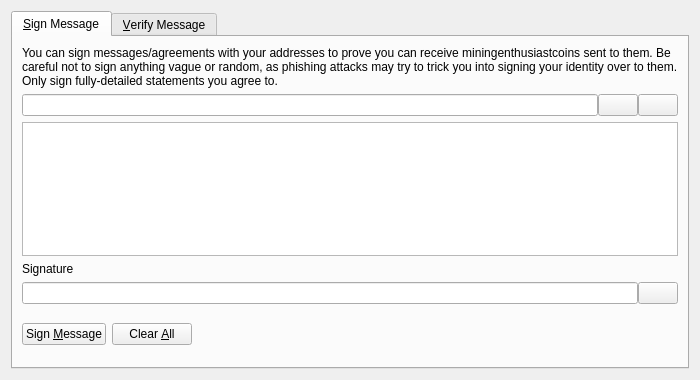
This is src/qt/forms/signverifymessagedialog.ui in MiningEnthusiastCoin-Project/MiningEnthusiastCoin as Qt 5 draws it before an edit. The edited form follows.
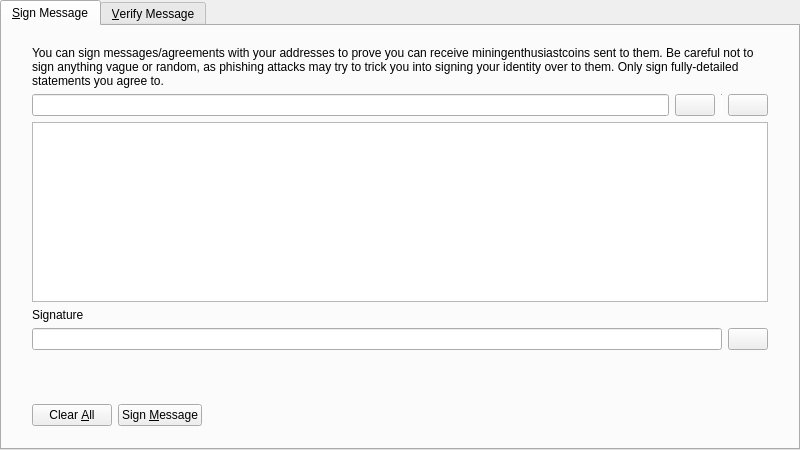
This is the edited form. Icons and pictures are not drawn. Custom widgets are drawn as their Qt base class.

Patch:
```diff
--- a/src/qt/forms/signverifymessagedialog.ui
+++ b/src/qt/forms/signverifymessagedialog.ui
@@ -6,8 +6,8 @@
    <rect>
     <x>0</x>
     <y>0</y>
-    <width>700</width>
-    <height>380</height>
+    <width>800</width>
+    <height>450</height>
    </rect>
   </property>
   <property name="windowTitle">
@@ -17,6 +17,18 @@
    <bool>true</bool>
   </property>
   <layout class="QVBoxLayout" name="verticalLayout">
+   <property name="leftMargin">
+    <number>0</number>
+   </property>
+   <property name="topMargin">
+    <number>0</number>
+   </property>
+   <property name="rightMargin">
+    <number>0</number>
+   </property>
+   <property name="bottomMargin">
+    <number>0</number>
+   </property>
    <item>
     <widget class="QTabWidget" name="tabWidget">
      <property name="currentIndex">
@@ -27,6 +39,32 @@
        <string>&amp;Sign Message</string>
       </attribute>
       <layout class="QVBoxLayout" name="verticalLayout_SM">
+       <property name="leftMargin">
+        <number>0</number>
+       </property>
+       <property name="topMargin">
+        <number>0</number>
+       </property>
+       <property name="rightMargin">
+        <number>0</number>
+       </property>
+       <property name="bottomMargin">
+        <number>0</number>
+       </property>
+       <item>
+        <layout class="QVBoxLayout" name="verticalLayout_3">
+         <property name="leftMargin">
+          <number>30</number>
+         </property>
+         <property name="topMargin">
+          <number>20</number>
+         </property>
+         <property name="rightMargin">
+          <number>30</number>
+         </property>
+         <property name="bottomMargin">
+          <number>20</number>
+         </property>
        <item>
         <widget class="QLabel" name="infoLabel_SM">
          <property name="text">
@@ -43,7 +81,7 @@
        <item>
         <layout class="QHBoxLayout" name="horizontalLayout_1_SM">
          <property name="spacing">
-          <number>0</number>
+            <number>6</number>
          </property>
          <item>
           <widget class="QValidatedLineEdit" name="addressIn_SM">
@@ -72,6 +110,19 @@
            </property>
           </widget>
          </item>
+           <item>
+            <widget class="Line" name="vLine">
+             <property name="maximumSize">
+              <size>
+               <width>1</width>
+               <height>22</height>
+              </size>
+             </property>
+             <property name="orientation">
+              <enum>Qt::Vertical</enum>
+             </property>
+            </widget>
+           </item>
          <item>
           <widget class="QPushButton" name="pasteButton_SM">
            <property name="toolTip">
@@ -114,7 +165,7 @@
        <item>
         <layout class="QHBoxLayout" name="horizontalLayout_2_SM">
          <property name="spacing">
-          <number>0</number>
+            <number>6</number>
          </property>
          <item>
           <widget class="QLineEdit" name="signatureOut_SM">
@@ -147,8 +198,37 @@
          </item>
         </layout>
        </item>
+        </layout>
+       </item>
        <item>
-        <layout class="QHBoxLayout" name="horizontalLayout_3_SM">
+        <widget class="QWidget" name="buttonsContainerWhite" native="true">
+         <layout class="QHBoxLayout" name="horizontalLayout">
+          <property name="leftMargin">
+           <number>30</number>
+          </property>
+          <property name="topMargin">
+           <number>15</number>
+          </property>
+          <property name="rightMargin">
+           <number>30</number>
+          </property>
+          <item>
+           <widget class="QPushButton" name="clearButton_SM">
+            <property name="toolTip">
+             <string>Reset all sign message fields</string>
+            </property>
+            <property name="text">
+             <string>Clear &amp;All</string>
+            </property>
+            <property name="icon">
+             <iconset resource="../bitcoin.qrc">
+              <normaloff>:/icons/remove</normaloff>:/icons/remove</iconset>
+            </property>
+            <property name="autoDefault">
+             <bool>false</bool>
+            </property>
+           </widget>
+          </item>
          <item>
           <widget class="QPushButton" name="signMessageButton_SM">
            <property name="toolTip">
@@ -166,23 +246,6 @@
            </property>
           </widget>
          </item>
-         <item>
-          <widget class="QPushButton" name="clearButton_SM">
-           <property name="toolTip">
-            <string>Reset all sign message fields</string>
-           </property>
-           <property name="text">
-            <string>Clear &amp;All</string>
-           </property>
-           <property name="icon">
-            <iconset resource="../bitcoin.qrc">
-             <normaloff>:/icons/remove</normaloff>:/icons/remove</iconset>
-           </property>
-           <property name="autoDefault">
-            <bool>false</bool>
-           </property>
-          </widget>
-         </item>
          <item>
           <spacer name="horizontalSpacer_1_SM">
            <property name="orientation">
@@ -226,6 +289,7 @@
           </spacer>
          </item>
         </layout>
+        </widget>
        </item>
       </layout>
      </widget>
```
Left out of the diff: 79 changed lines with no effect on the pictures. Lines whose indentation alone changed are shown as unchanged.
